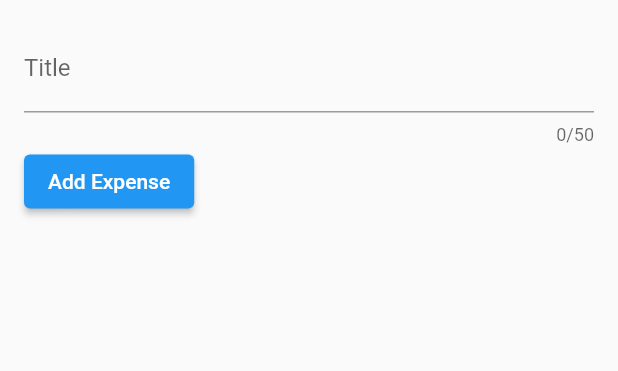
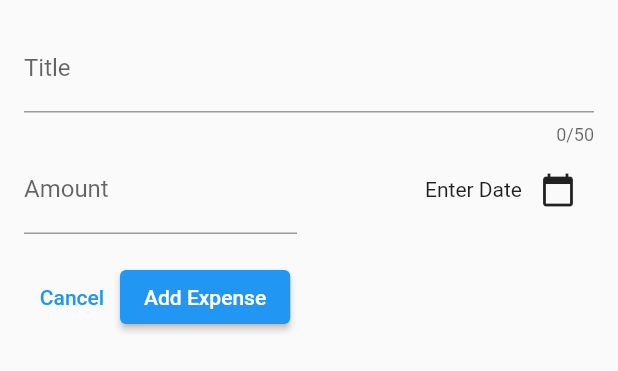
Before and after one commit to RattiRao/Flutter_Expense_Demo, a Flutter app: the NewExpense widget shown alone on an empty page, opened directly, on a phone screen of 412 x 824 dp. Shown: the top 371 px of the screen. Run offline on Flutter 3.47's test engine with Material 2 defaults, Android fonts, the phone set to English and light mode, and no system bars.

Commit message:
New expense date time added

```diff
--- a/expense_tracker/lib/widget/new_expense.dart
+++ b/expense_tracker/lib/widget/new_expense.dart
@@ -10,10 +10,22 @@ class NewExpense extends StatefulWidget {
 
 class _NewExpenseState extends State<NewExpense> {
   final titleController = TextEditingController();
+  final amtController = TextEditingController();
+
+  void _openDatePicker() {
+    final today = DateTime.now();
+    final firstDate = DateTime(today.year - 1, today.month, today.day);
+    showDatePicker(
+        context: context,
+        initialDate: today,
+        firstDate: firstDate,
+        lastDate: today);
+  }
 
   @override
   void dispose() {
     titleController.dispose();
+    amtController.dispose();
     super.dispose();
   }
 
@@ -30,9 +42,42 @@ class _NewExpenseState extends State<NewExpense> {
           ),
           Row(
             children: [
+              Expanded(
+                  child: TextField(
+                controller: amtController,
+                keyboardType: TextInputType.number,
+                decoration:
+                    InputDecoration(labelText: 'Amount', prefixText: '\$ '),
+              )),
+              SizedBox(
+                width: 16,
+              ),
+              Expanded(
+                  child: Row(
+                      mainAxisAlignment: MainAxisAlignment.end,
+                      crossAxisAlignment: CrossAxisAlignment.center,
+                      children: [
+                    Text('Enter Date'),
+                    IconButton(
+                        icon: Icon(Icons.calendar_today),
+                        onPressed: _openDatePicker),
+                  ])),
+            ],
+          ),
+          SizedBox(
+            height: 18,
+          ),
+          Row(
+            children: [
+              TextButton(
+                  onPressed: () {
+                    Navigator.pop(context);
+                  },
+                  child: Text('Cancel')),
               ElevatedButton(
                   onPressed: () {
-                    print(titleController.text);
+                    print('Title: ${titleController.text}');
+                    print('Amount: ${amtController.text}');
                   },
                   child: Text('Add Expense')),
             ],
```
